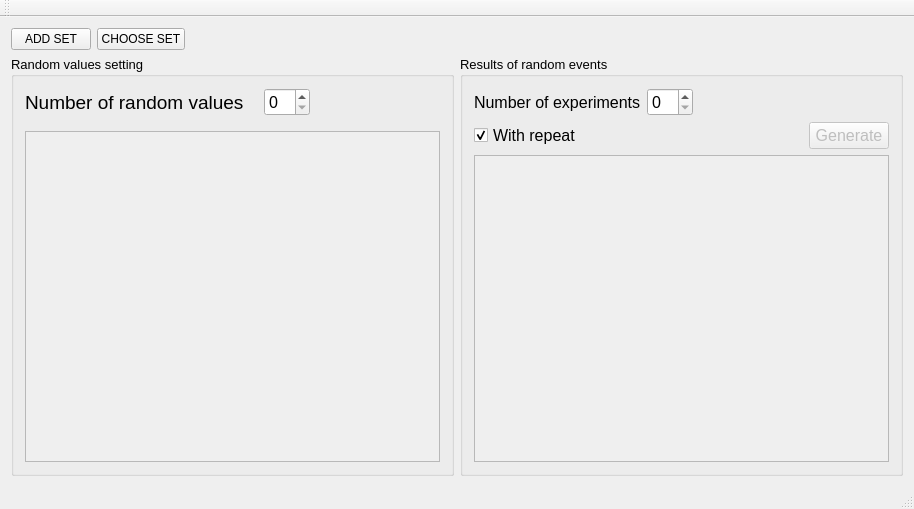
Above: lab2/RandomEventsGenerator/mainwindow.ui from scientist19/OOP-basics before the change. Below: the same form after it.
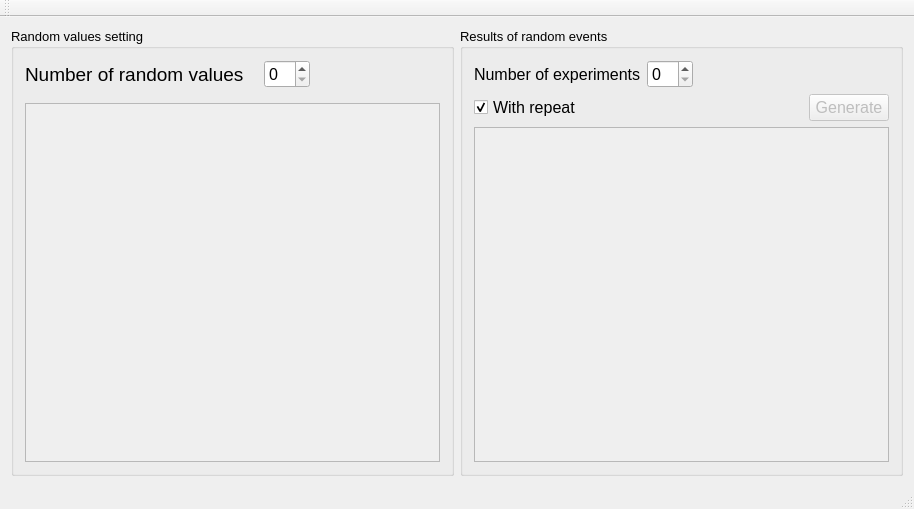
That is the form after the change.

Commit message: Developed back-end of generateButton (include "no repeat"-mode)

```diff
--- a/lab2/RandomEventsGenerator/mainwindow.ui
+++ b/lab2/RandomEventsGenerator/mainwindow.ui
@@ -21,49 +21,6 @@
   </property>
   <widget class="QWidget" name="centralWidget">
    <layout class="QVBoxLayout" name="verticalLayout">
-    <item>
-     <layout class="QHBoxLayout" name="horizontalLayout">
-      <item>
-       <widget class="QPushButton" name="addSet">
-        <property name="sizePolicy">
-         <sizepolicy hsizetype="Maximum" vsizetype="Fixed">
-          <horstretch>0</horstretch>
-          <verstretch>0</verstretch>
-         </sizepolicy>
-        </property>
-        <property name="text">
-         <string>ADD SET</string>
-        </property>
-       </widget>
-      </item>
-      <item>
-       <widget class="QPushButton" name="chooseSet">
-        <property name="sizePolicy">
-         <sizepolicy hsizetype="Maximum" vsizetype="Fixed">
-          <horstretch>0</horstretch>
-          <verstretch>0</verstretch>
-         </sizepolicy>
-        </property>
-        <property name="text">
-         <string>CHOOSE SET</string>
-        </property>
-       </widget>
-      </item>
-      <item>
-       <spacer name="horizontalSpacer">
-        <property name="orientation">
-         <enum>Qt::Horizontal</enum>
-        </property>
-        <property name="sizeHint" stdset="0">
-         <size>
-          <width>40</width>
-          <height>20</height>
-         </size>
-        </property>
-       </spacer>
-      </item>
-     </layout>
-    </item>
     <item>
      <layout class="QHBoxLayout" name="horizontalLayout_2">
       <item>
@@ -153,7 +110,7 @@
               <x>0</x>
               <y>0</y>
               <width>416</width>
-              <height>289</height>
+              <height>326</height>
              </rect>
             </property>
            </widget>
@@ -279,7 +236,7 @@
               <x>0</x>
               <y>0</y>
               <width>415</width>
-              <height>257</height>
+              <height>294</height>
              </rect>
             </property>
            </widget>
```
The commit also changes 3 other files.
